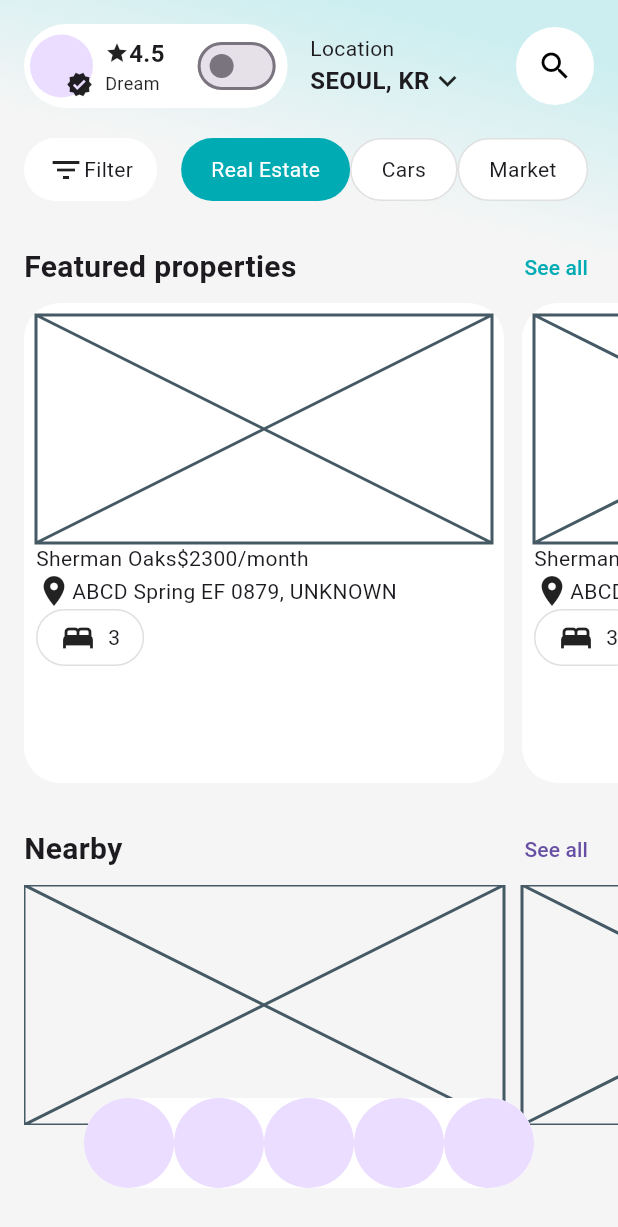
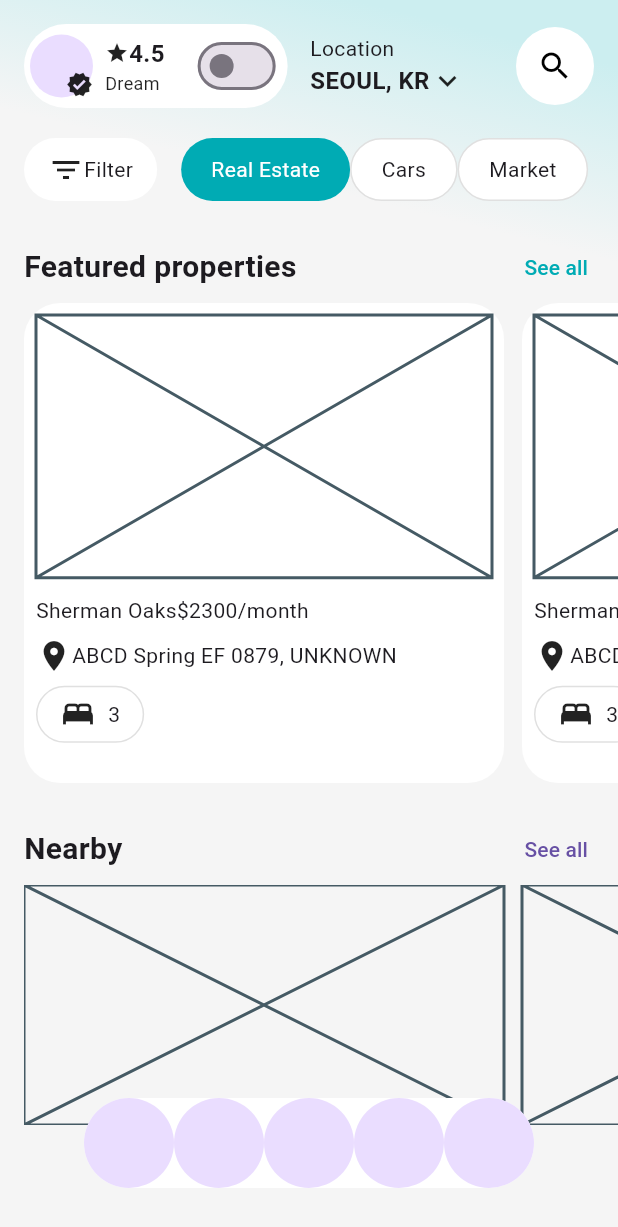
Before and after one commit to JAICHANGPARK/flutter_notebook_chapter_49, a Flutter app: the RealEstateHomePage screen opened directly, on a phone screen of 412 x 824 dp. Shown: the top 1227 px of the screen. Run offline on Flutter 3.47's test engine with Material 3 defaults, Android fonts, the phone set to English and light mode, and no system bars; our stand-ins replace dots_indicator, gap, google_fonts.

Commit message:
Update real_estate_home_page.dart

```diff
--- a/lib/ep2472_real_estate_app/ui/real_estate_home_page.dart
+++ b/lib/ep2472_real_estate_app/ui/real_estate_home_page.dart
@@ -254,11 +254,16 @@ class _RealEstateHomePageState extends State<RealEstateHomePage> {
                                   ],
                                 ),
                                 child: Column(
+                                  spacing: 12,
                                   crossAxisAlignment: CrossAxisAlignment.start,
                                   children: [
-                                    Expanded(child: Placeholder()),
                                     Expanded(
+                                        flex: 6,
+                                        child: Placeholder()),
+                                    Expanded(
+                                      flex: 4,
                                       child: Column(
+                                        spacing: 8,
                                         children: [
                                           Row(
                                             children: [
```
